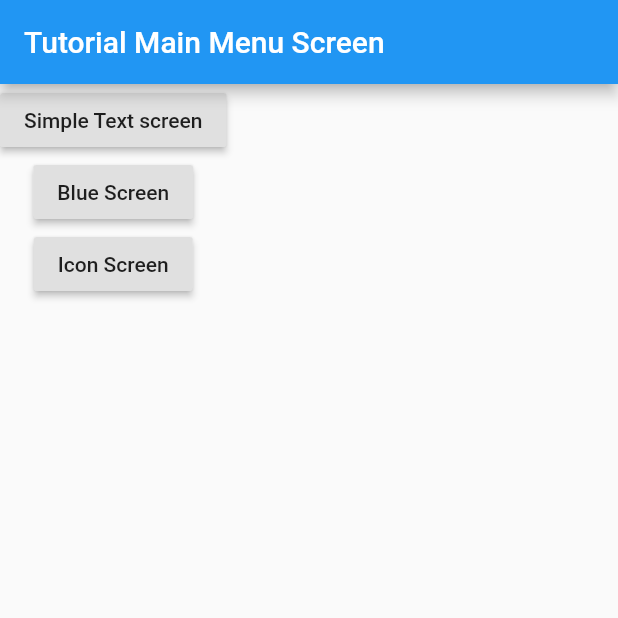
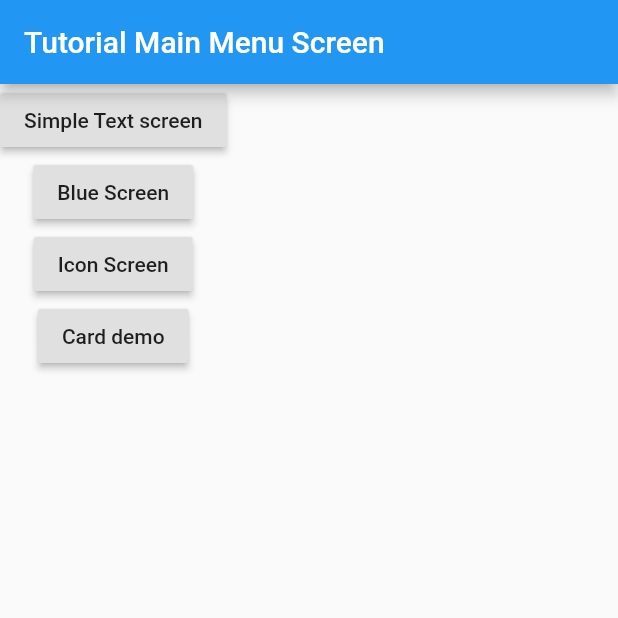
Before and after one commit to KK-MS/app_tutorial_flutter, a Flutter app: the screen it shows after launch, on a phone screen of 412 x 824 dp, the top half of it. Run offline on Flutter 3.47's test engine with Material 2 defaults, Android fonts, the phone set to English and light mode, and no system bars.

Commit message:
Added sample Card widget

```diff
--- a/lib/main.dart
+++ b/lib/main.dart
@@ -4,6 +4,7 @@ import 'package:flutter/material.dart';
 import '02_simple_text_screen.dart';
 import '03_blue_screen.dart';
 import '04_icon_screen.dart';
+import '05_card_widget.dart';
 
 // main function
 // Start the app with the "/" named route. In this case, the app starts
@@ -27,6 +28,8 @@ class MyAppMain extends StatelessWidget {
         '/simple_text': (context) => SimpleTextScreen(),
         '/03Blue': (context) => BlueScreen(),
         '/04Icon': (context) => IconScreen(),
+        '/05Card': (context) => CardWidget(),
+        //'/06Floating': (context) => FloatingWidget(),
       },
     ));
   }
@@ -44,6 +47,7 @@ class MainMenuScreen extends StatelessWidget {
           btn02SimpleText(context),
           btn03BlueScreen(context),
           btn04IconScreen(context),
+          btn05CardWidget(context),
        ],
       ),
     );
@@ -52,9 +56,12 @@ class MainMenuScreen extends StatelessWidget {
 
   Widget btn02SimpleText(BuildContext context)
   {
+    print("I am inside btn Simple text");
+
     return RaisedButton(
       child: Text('Simple Text screen'),
       onPressed: () {
+        print("On pressed btn Simple text");
         // Navigate to the second screen using a named route.
         Navigator.pushNamed(context, '/simple_text');
       },
@@ -66,6 +73,7 @@ class MainMenuScreen extends StatelessWidget {
     return RaisedButton(
       child: Text('Blue Screen'),
       onPressed: () {
+        print("On pressed btn blue ");
         // Navigate to the second screen using a named route.
         Navigator.pushNamed(context, '/03Blue');
       },
@@ -77,8 +85,21 @@ class MainMenuScreen extends StatelessWidget {
     return RaisedButton(
       child: Text('Icon Screen'),
       onPressed: () {
+        print("On pressed btn Icon ");
         // Navigate to the second screen using a named route.
         Navigator.pushNamed(context, '/04Icon');
+      },
+    );
+  }
+
+  Widget btn05CardWidget(BuildContext context)
+  {
+    return RaisedButton(
+      child: Text('Card demo'),
+      onPressed: () {
+        print("On pressed btn card ");
+        // Navigate to the second screen using a named route.
+        Navigator.pushNamed(context, '/05Card');
       },
     );
   }
```
Also changed, not shown: lib/05_card_widget.dart (added, +23 -0 lines).
